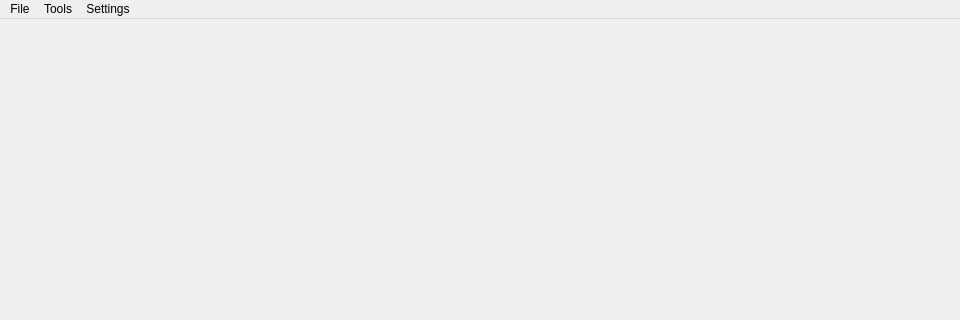
Old version of the form mainwindow.ui in the repository arrrp21/GeoViewer; both pictures show x 0 to 960 and y 0 to 320 of the 960 by 600 pixel window.
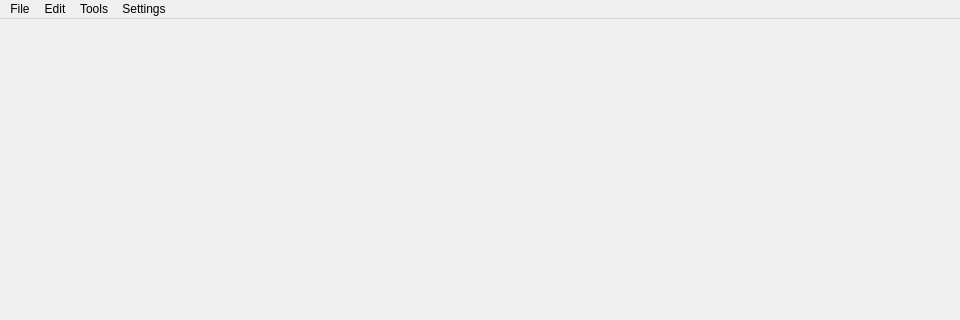
New version of the form.

```diff
--- a/mainwindow.ui
+++ b/mainwindow.ui
@@ -20,7 +20,7 @@
      <x>0</x>
      <y>0</y>
      <width>960</width>
-     <height>26</height>
+     <height>21</height>
     </rect>
    </property>
    <widget class="QMenu" name="menuFile">
@@ -47,7 +47,15 @@
     </property>
     <addaction name="actionGpuAcceleration"/>
    </widget>
+   <widget class="QMenu" name="menuEdit">
+    <property name="title">
+     <string>Edit</string>
+    </property>
+    <addaction name="actionUndo"/>
+    <addaction name="actionRedo"/>
+   </widget>
    <addaction name="menuFile"/>
+   <addaction name="menuEdit"/>
    <addaction name="menuTools"/>
    <addaction name="menuSettings"/>
   </widget>
```
Left out of the diff: 20 changed lines with no effect on the pictures.
